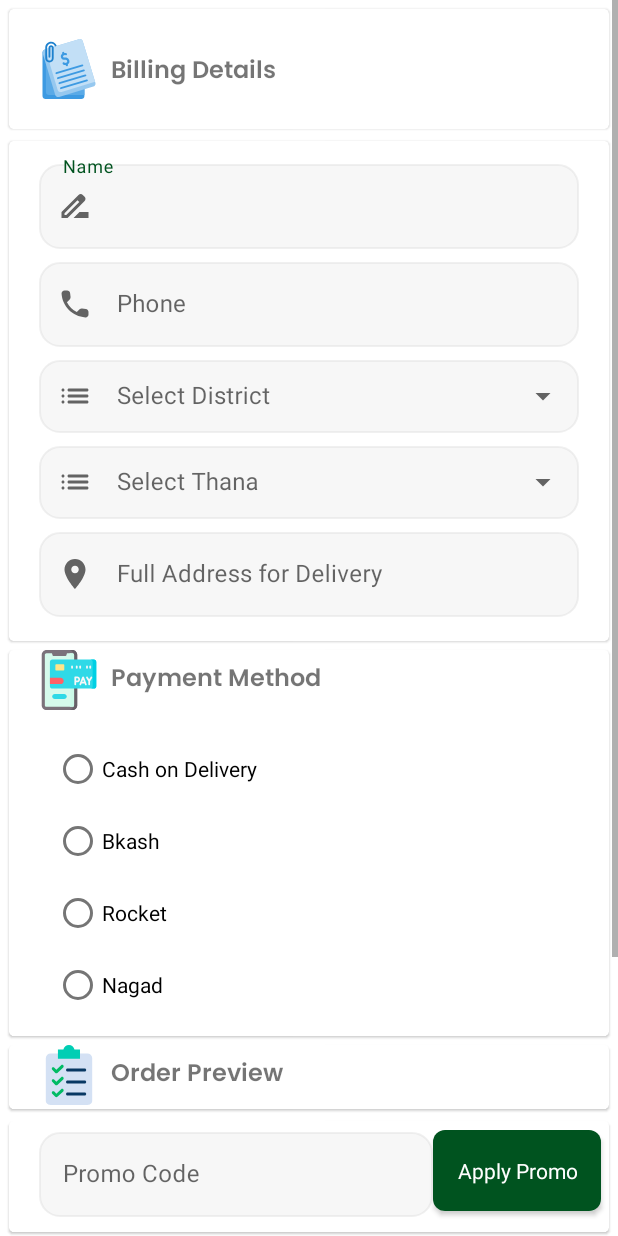
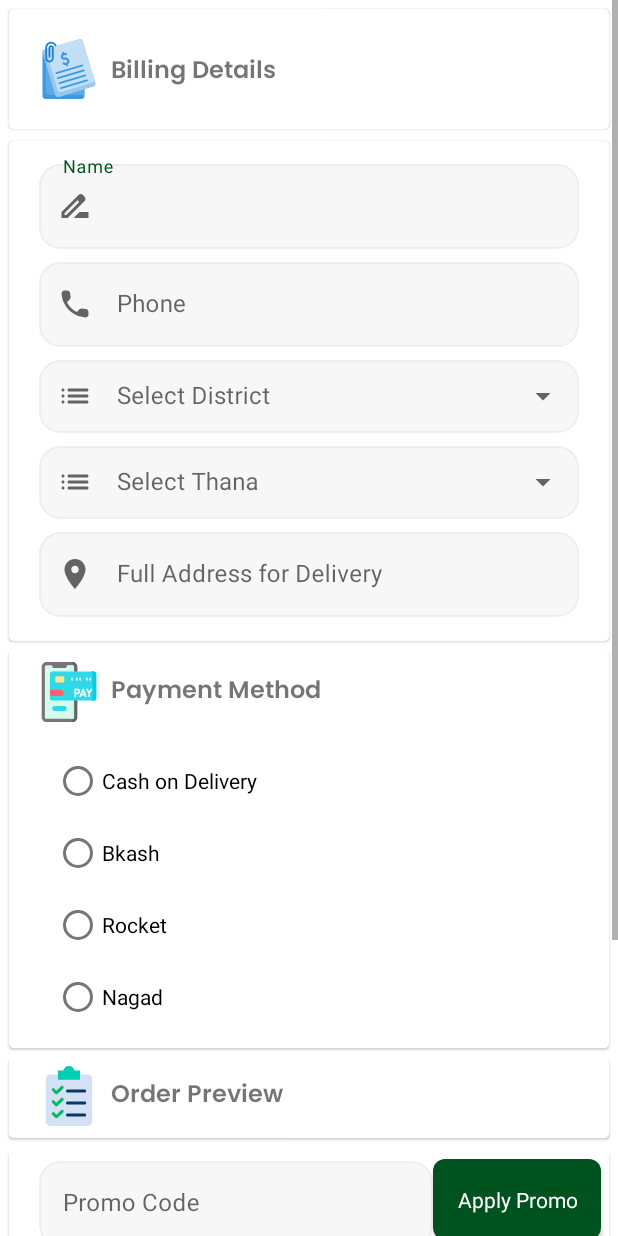
Before and after one commit to Ripat123/dubai2bd, an Android app: the layout activity_checkout.xml on its own in the app's theme, with its tools: preview values and no code run, on a phone screen of 412 x 824 dp. Run offline under Robolectric (Android 15) with nearby library versions, the phone set to English and light mode, and no system bars; network calls fail; Roboto replaces fonts that are not available here.

Commit message:
16/11/21

```diff
--- a/app/src/main/res/layout/activity_checkout.xml
+++ b/app/src/main/res/layout/activity_checkout.xml
@@ -250,6 +250,7 @@
                         android:layout_width="40dp"
                         android:layout_height="40dp"
                         android:layout_marginStart="20dp"
+                        android:layout_marginTop="8dp"
                         android:src="@drawable/ic_cashless_payment"
                         app:layout_constraintStart_toStartOf="parent"
                         app:layout_constraintTop_toTopOf="parent" />
@@ -348,8 +349,8 @@
                         android:layout_width="0dp"
                         android:layout_height="wrap_content"
                         android:layout_marginStart="8dp"
-                        android:layout_marginTop="5dp"
-                        android:layout_marginBottom="8dp"
+                        android:layout_marginTop="12dp"
+                        android:layout_marginBottom="14dp"
                         android:autoSizeMaxTextSize="100sp"
                         android:autoSizeMinTextSize="16sp"
                         android:autoSizeStepGranularity="2sp"
```
